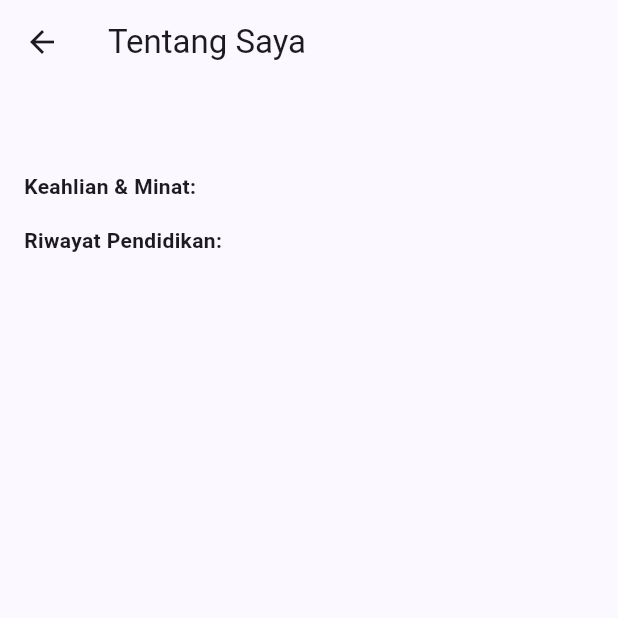
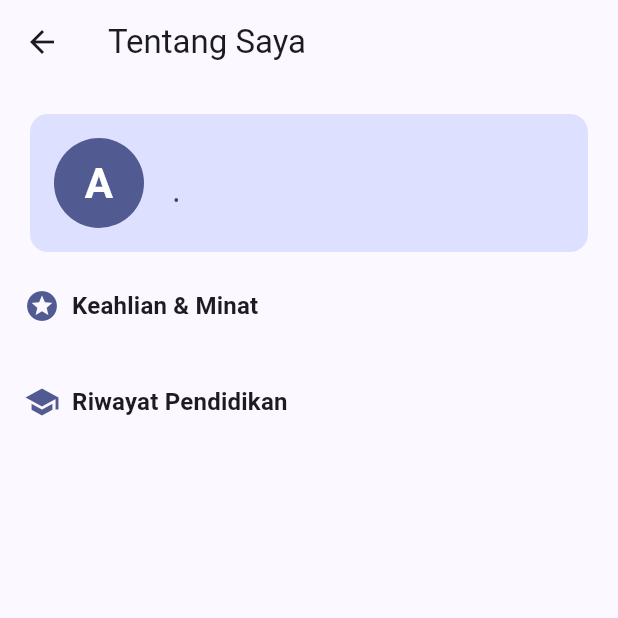
Before and after one commit to Alfin-NN/tumbal-proyek, a Flutter app: the AboutPage screen opened directly with empty values, on a phone screen of 412 x 824 dp, the top half of it. Run offline on Flutter 3.47's test engine with Material 3 defaults, Android fonts, the phone set to English and light mode, and no system bars.

Commit message:
style(soal2-screens): sesuaikan tata letak dan icon card pada AboutPage

```diff
--- a/soal2_profil_app/lib/screens/about_page.dart
+++ b/soal2_profil_app/lib/screens/about_page.dart
@@ -1,7 +1,7 @@
 import 'package:flutter/material.dart';
+
 import '../models/profile.dart';
 
-// Halaman tentang saya dengan riwayat pendidikan
 class AboutPage extends StatelessWidget {
   final Profile profile;
 
@@ -14,28 +14,129 @@ class AboutPage extends StatelessWidget {
       body: ListView(
         padding: const EdgeInsets.all(16.0),
         children: [
-          Text(profile.nama, style: const TextStyle(fontWeight: FontWeight.bold, fontSize: 18)),
-          const SizedBox(height: 16),
-          const Text('Keahlian & Minat:', style: TextStyle(fontWeight: FontWeight.bold)),
-          ListView.builder(
+          // Bagian Header
+          Card(
+            elevation: 0,
+            color: Theme.of(context).colorScheme.primaryContainer,
+            child: Padding(
+              padding: const EdgeInsets.all(16.0),
+              child: Row(
+                children: [
+                  CircleAvatar(
+                    radius: 30,
+                    backgroundColor: Theme.of(context).colorScheme.primary,
+                    child: Text(
+                      profile.nama.isNotEmpty ? profile.nama[0] : 'A',
+                      style: const TextStyle(
+                        fontSize: 28,
+                        color: Colors.white,
+                        fontWeight: FontWeight.bold,
+                      ),
+                    ),
+                  ),
+                  const SizedBox(width: 16),
+                  Expanded(
+                    child: Column(
+                      crossAxisAlignment: CrossAxisAlignment.start,
+                      children: [
+                        Text(
+                          profile.nama,
+                          style: Theme.of(context).textTheme.titleMedium
+                              ?.copyWith(
+                                fontWeight: FontWeight.bold,
+                                color: Theme.of(context)
+                                    .colorScheme
+                                    .onPrimaryContainer,
+                              ),
+                        ),
+                        Text(
+                          '${profile.prodi} • ${profile.nim}',
+                          style: Theme.of(context).textTheme.bodySmall
+                              ?.copyWith(
+                                color: Theme.of(context)
+                                    .colorScheme
+                                    .onPrimaryContainer,
+                              ),
+                        ),
+                      ],
+                    ),
+                  ),
+                ],
+              ),
+            ),
+          ),
+          const SizedBox(height: 20),
+
+          // Judul Seksi 1: Keahlian & Minat
+          Row(
+            children: [
+              Icon(Icons.stars, color: Theme.of(context).colorScheme.primary),
+              const SizedBox(width: 8),
+              Text(
+                'Keahlian & Minat',
+                style: Theme.of(context).textTheme.titleMedium
+                    ?.copyWith(fontWeight: FontWeight.bold),
+              ),
+            ],
+          ),
+          const SizedBox(height: 8),
+
+          // ListView Keahlian
+          Card(
+            elevation: 1,
+            child: ListView.separated(
               shrinkWrap: true,
               physics: const NeverScrollableScrollPhysics(),
               itemCount: profile.keahlian.length,
-            itemBuilder: (c, i) => ListTile(
-              leading: const Icon(Icons.check_circle_outline, color: Colors.green),
-              title: Text(profile.keahlian[i]),
+              separatorBuilder: (context, index) => const Divider(height: 1),
+              itemBuilder: (context, index) {
+                return ListTile(
+                  leading: const Icon(
+                    Icons.check_circle_outline,
+                    color: Colors.green,
+                  ),
+                  title: Text(profile.keahlian[index]),
+                );
+              },
             ),
           ),
-          const SizedBox(height: 16),
-          const Text('Riwayat Pendidikan:', style: TextStyle(fontWeight: FontWeight.bold)),
-          ListView.builder(
+          const SizedBox(height: 24),
+
+          // Judul 2: Riwayat Pendidikan
+          Row(
+            children: [
+              Icon(Icons.school, color: Theme.of(context).colorScheme.primary),
+              const SizedBox(width: 8),
+              Text(
+                'Riwayat Pendidikan',
+                style: Theme.of(context).textTheme.titleMedium
+                    ?.copyWith(fontWeight: FontWeight.bold),
+              ),
+            ],
+          ),
+          const SizedBox(height: 8),
+
+          // ListView Riwayat Pendidikan
+          Card(
+            elevation: 1,
+            child: ListView.separated(
               shrinkWrap: true,
               physics: const NeverScrollableScrollPhysics(),
               itemCount: profile.riwayatPendidikan.length,
-            itemBuilder: (c, i) => ListTile(
-              leading: const Icon(Icons.school, color: Colors.blue),
-              title: Text(profile.riwayatPendidikan[i]['namaSekolah'] ?? ''),
-              subtitle: Text(profile.riwayatPendidikan[i]['jurusan'] ?? ''),
+              separatorBuilder: (context, index) => const Divider(height: 1),
+              itemBuilder: (context, index) {
+                final edu = profile.riwayatPendidikan[index];
+                return ListTile(
+                  leading: const CircleAvatar(
+                    child: Icon(Icons.account_balance, size: 20),
+                  ),
+                  title: Text(
+                    edu['namaSekolah'] ?? '',
+                    style: const TextStyle(fontWeight: FontWeight.w600),
+                  ),
+                  subtitle: Text('${edu['jurusan']} • ${edu['tahun']}'),
+                );
+              },
             ),
           ),
         ],
```
Lines whose indentation alone changed are shown as unchanged.
